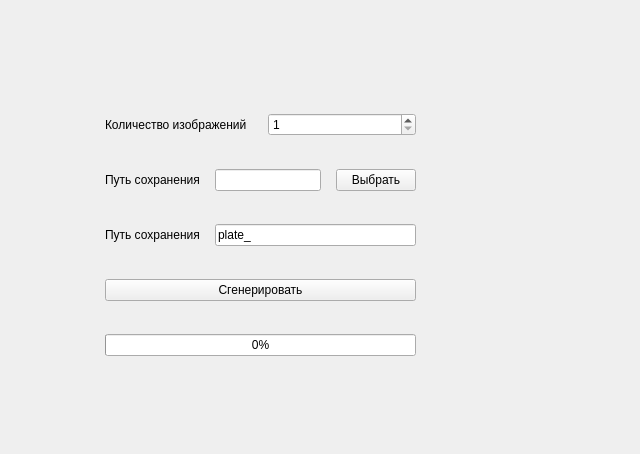
This is mainwidget.ui in ArMaxik/LicensePlateGenerator as Qt 5 draws it before an edit. The edited form follows.
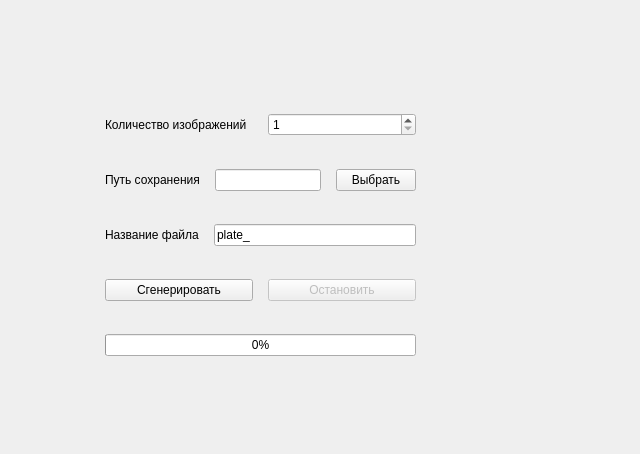
This is the edited form.

```diff
--- a/mainwidget.ui
+++ b/mainwidget.ui
@@ -91,7 +91,7 @@
       <item>
        <widget class="QLabel" name="labelFileName">
         <property name="text">
-         <string>Путь сохранения</string>
+         <string>Название файла</string>
         </property>
        </widget>
       </item>
@@ -119,6 +119,19 @@
         </property>
        </widget>
       </item>
+      <item>
+       <widget class="QPushButton" name="buttonStopRender">
+        <property name="enabled">
+         <bool>false</bool>
+        </property>
+        <property name="text">
+         <string>Остановить</string>
+        </property>
+        <property name="checkable">
+         <bool>false</bool>
+        </property>
+       </widget>
+      </item>
      </layout>
     </item>
     <item>
```
Left out of the diff: 2 changed lines with no effect on the pictures.
